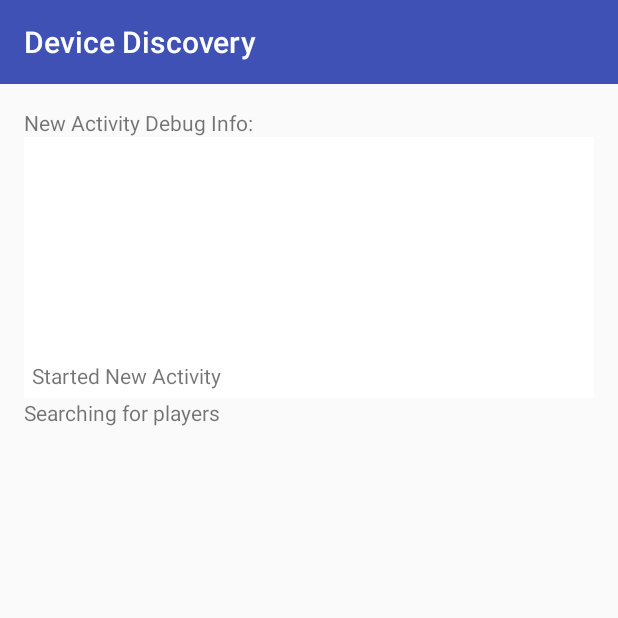
After one commit to imran94/android-discovery, an Android app: the NewActivity screen opened directly, with no data from a screen before it, on a phone screen of 412 x 824 dp, the top half of it. The commit adds this screen. Run offline under Robolectric (Android 15) with nearby library versions, the light colour scheme and no system bars.

Commit message:
Create New Activity

```diff
--- /dev/null
+++ b/app/src/main/java/com/project/imran/devicediscovery/NewActivity.java
@@ -0,0 +1,36 @@
+package com.project.imran.devicediscovery;
+
+import android.content.Intent;
+import android.support.v7.app.AppCompatActivity;
+import android.os.Bundle;
+import android.text.method.ScrollingMovementMethod;
+import android.util.Log;
+import android.widget.ListView;
+import android.widget.TextView;
+
+import com.google.android.gms.common.api.GoogleApiClient;
+
+import java.util.ArrayList;
+import java.util.List;
+
+public class NewActivity extends AppCompatActivity {
+
+    private static final String TAG = "sup";
+    private TextView mDebugInfo;
+
+    @Override
+    protected void onCreate(Bundle savedInstanceState) {
+        super.onCreate(savedInstanceState);
+        setContentView(R.layout.activity_new);
+
+        mDebugInfo = (TextView) findViewById(R.id.debug_text);
+        mDebugInfo.setMovementMethod(new ScrollingMovementMethod());
+
+        debugLog("Started New Activity");
+    }
+
+    private void debugLog(String msg) {
+        Log.d(TAG, msg);
+        mDebugInfo.append("\n" + msg);
+    }
+}
--- a/app/src/main/res/layout/activity_main.xml
+++ b/app/src/main/res/layout/activity_main.xml
@@ -77,6 +77,12 @@
             android:layout_height="wrap_content"
             android:text="Discover" />
 
+        <Button
+            android:id="@+id/button_new"
+            android:layout_width="wrap_content"
+            android:layout_height="wrap_content"
+            android:text="New Activity" />
+
     </LinearLayout>
 
     <ListView
--- /dev/null
+++ b/app/src/main/res/layout/activity_new.xml
@@ -0,0 +1,41 @@
+<?xml version="1.0" encoding="utf-8"?>
+<RelativeLayout xmlns:android="http://schemas.android.com/apk/res/android"
+    xmlns:tools="http://schemas.android.com/tools"
+    android:layout_width="match_parent"
+    android:layout_height="match_parent"
+    android:paddingBottom="@dimen/activity_vertical_margin"
+    android:paddingLeft="@dimen/activity_horizontal_margin"
+    android:paddingRight="@dimen/activity_horizontal_margin"
+    android:paddingTop="@dimen/activity_vertical_margin"
+    tools:context="com.project.imran.devicediscovery.NewActivity">
+
+    <TextView
+        android:id="@+id/debug_label"
+        android:layout_width="wrap_content"
+        android:layout_height="wrap_content"
+        android:text="New Activity Debug Info: " />
+
+    <TextView
+        android:id="@+id/debug_text"
+        android:layout_width="match_parent"
+        android:layout_height="wrap_content"
+        android:layout_below="@+id/debug_label"
+        android:padding="5dp"
+        android:scrollbars="vertical"
+        android:fadeScrollbars="false"
+        android:lines="10"
+        android:maxLines="10"
+        android:gravity="bottom"
+        android:background="#FFFFFF" />
+
+    <TextView
+        android:layout_width="wrap_content"
+        android:layout_height="wrap_content"
+        android:text="Searching for players"
+        android:layout_below="@+id/debug_text" />
+
+    <ListView
+        android:layout_width="wrap_content"
+        android:layout_height="wrap_content"
+        android:id="@+id/device_list" />
+</RelativeLayout>
```
Also changed, not shown: app/src/main/AndroidManifest.xml (+4 -3 lines), app/src/main/java/com/project/imran/devicediscovery/MainActivity.java (+71 -19 lines), app/src/main/java/com/project/imran/devicediscovery/Serializer.java (added, +29 -0 lines), app/src/main/res/layout/endpoint_view.xml (+0 -8 lines), 1 other file.
